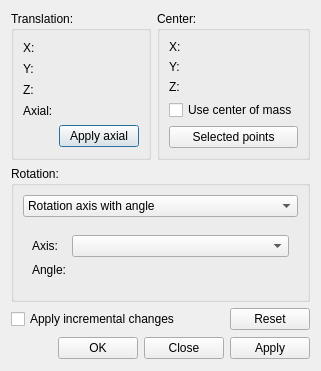
berndhahnebach/All_FreeCAD, file src/Gui/Placement.ui: the form before one commit.
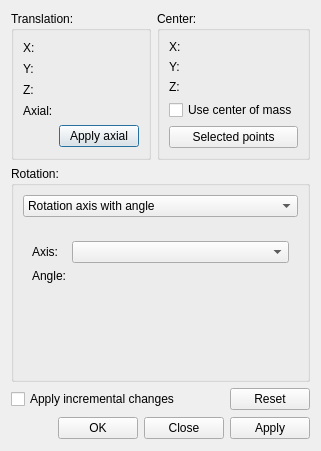
The form after the commit. The open tabs and pages were chosen to show the change. Custom widgets are drawn as their Qt base class.

Commit message: Gui: [skip ci] fix regression of placement dialog

```diff
--- a/src/Gui/Placement.ui
+++ b/src/Gui/Placement.ui
@@ -7,7 +7,7 @@
     <x>0</x>
     <y>0</y>
     <width>277</width>
-    <height>359</height>
+    <height>451</height>
    </rect>
   </property>
   <property name="sizePolicy">
@@ -206,18 +206,6 @@
    </item>
    <item row="1" column="0" colspan="2">
     <widget class="QGroupBox" name="GroupBox5_2">
-     <property name="sizePolicy">
-      <sizepolicy hsizetype="Preferred" vsizetype="MinimumExpanding">
-       <horstretch>0</horstretch>
-       <verstretch>0</verstretch>
-      </sizepolicy>
-     </property>
-     <property name="maximumSize">
-      <size>
-       <width>16777215</width>
-       <height>136</height>
-      </size>
-     </property>
      <property name="title">
       <string>Rotation:</string>
      </property>
@@ -232,7 +220,7 @@
        <number>9</number>
       </property>
       <property name="bottomMargin">
-       <number>9</number>
+       <number>0</number>
       </property>
       <property name="spacing">
        <number>6</number>
@@ -248,13 +236,13 @@
            <number>9</number>
           </property>
           <property name="topMargin">
-           <number>9</number>
+           <number>0</number>
           </property>
           <property name="rightMargin">
            <number>9</number>
           </property>
           <property name="bottomMargin">
-           <number>9</number>
+           <number>0</number>
           </property>
           <property name="spacing">
            <number>6</number>
```
Left out of the diff: 8 changed lines with no effect on the pictures.
